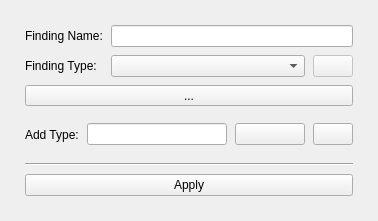
First picture: the form in Resources/UI/qSlicerLongPETCTFindingSettingsDialog.ui, repository paulcm/LongitudinalPETCT, before the edit.
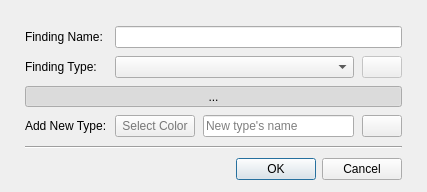
Second picture: the form after the edit. Icons and pictures are not drawn. Custom widgets are drawn as their Qt base class.

Commit message: ENH: dynamic size changing

The edit to the form file:
```diff
--- a/Resources/UI/qSlicerLongPETCTFindingSettingsDialog.ui
+++ b/Resources/UI/qSlicerLongPETCTFindingSettingsDialog.ui
@@ -6,8 +6,8 @@
    <rect>
     <x>0</x>
     <y>0</y>
-    <width>378</width>
-    <height>221</height>
+    <width>427</width>
+    <height>192</height>
    </rect>
   </property>
   <property name="sizePolicy">
@@ -23,47 +23,60 @@
    <property name="spacing">
     <number>8</number>
    </property>
-   <property name="margin">
+   <property name="leftMargin">
     <number>25</number>
    </property>
+   <property name="topMargin">
+    <number>25</number>
+   </property>
+   <property name="rightMargin">
+    <number>25</number>
+   </property>
+   <property name="bottomMargin">
+    <number>10</number>
+   </property>
    <item>
-    <layout class="QGridLayout" name="gridLayout" columnstretch="0,1,0">
-     <property name="horizontalSpacing">
+    <layout class="QGridLayout" name="gridLayout_2" columnstretch="0,1,2,0">
+     <property name="spacing">
       <number>8</number>
      </property>
      <item row="0" column="0">
       <widget class="QLabel" name="LabelName">
+       <property name="sizePolicy">
+        <sizepolicy hsizetype="Minimum" vsizetype="Preferred">
+         <horstretch>0</horstretch>
+         <verstretch>0</verstretch>
+        </sizepolicy>
+       </property>
        <property name="text">
         <string>Finding Name:</string>
        </property>
       </widget>
      </item>
+     <item row="0" column="1" colspan="3">
+      <widget class="QLineEdit" name="LineEditName"/>
+     </item>
      <item row="1" column="0">
       <widget class="QLabel" name="LabelType">
+       <property name="sizePolicy">
+        <sizepolicy hsizetype="Minimum" vsizetype="Preferred">
+         <horstretch>0</horstretch>
+         <verstretch>0</verstretch>
+        </sizepolicy>
+       </property>
        <property name="text">
         <string>Finding Type:</string>
        </property>
       </widget>
      </item>
-     <item row="0" column="1" colspan="2">
-      <widget class="QLineEdit" name="LineEditName"/>
-     </item>
-     <item row="1" column="2">
-      <widget class="QPushButton" name="ButtonRemove">
-       <property name="enabled">
-        <bool>false</bool>
-       </property>
-       <property name="text">
-        <string/>
-       </property>
-       <property name="icon">
-        <iconset resource="../qSlicerLongPETCTModule.qrc">
-         <normaloff>:/Icons/delete.png</normaloff>:/Icons/delete.png</iconset>
-       </property>
-      </widget>
-     </item>
-     <item row="1" column="1">
+     <item row="1" column="1" colspan="2">
       <widget class="QComboBox" name="ComboBoxType">
+       <property name="sizePolicy">
+        <sizepolicy hsizetype="Expanding" vsizetype="Fixed">
+         <horstretch>0</horstretch>
+         <verstretch>0</verstretch>
+        </sizepolicy>
+       </property>
        <property name="iconSize">
         <size>
          <width>24</width>
@@ -72,73 +85,91 @@
        </property>
       </widget>
      </item>
+     <item row="1" column="3">
+      <widget class="QPushButton" name="ButtonRemove">
+       <property name="enabled">
+        <bool>false</bool>
+       </property>
+       <property name="text">
+        <string/>
+       </property>
+       <property name="icon">
+        <iconset resource="../qSlicerLongPETCTModule.qrc">
+         <normaloff>:/Icons/delete.png</normaloff>:/Icons/delete.png</iconset>
+       </property>
+      </widget>
+     </item>
+     <item row="2" column="0" colspan="4">
+      <widget class="ctkExpandButton" name="ExpandButton">
+       <property name="sizePolicy">
+        <sizepolicy hsizetype="Expanding" vsizetype="Fixed">
+         <horstretch>0</horstretch>
+         <verstretch>0</verstretch>
+        </sizepolicy>
+       </property>
+       <property name="text">
+        <string>...</string>
+       </property>
+       <property name="checkable">
+        <bool>true</bool>
+       </property>
+       <property name="checked">
+        <bool>true</bool>
+       </property>
+      </widget>
+     </item>
+     <item row="3" column="3">
+      <widget class="QPushButton" name="ButtonAddType">
+       <property name="styleSheet">
+        <string notr="true"/>
+       </property>
+       <property name="text">
+        <string/>
+       </property>
+       <property name="icon">
+        <iconset resource="../qSlicerLongPETCTModule.qrc">
+         <normaloff>:/Icons/add.png</normaloff>:/Icons/add.png</iconset>
+       </property>
+      </widget>
+     </item>
+     <item row="3" column="0">
+      <widget class="QLabel" name="LabelAddType">
+       <property name="sizePolicy">
+        <sizepolicy hsizetype="Minimum" vsizetype="Preferred">
+         <horstretch>0</horstretch>
+         <verstretch>0</verstretch>
+        </sizepolicy>
+       </property>
+       <property name="styleSheet">
+        <string notr="true"/>
+       </property>
+       <property name="text">
+        <string>Add New Type:</string>
+       </property>
+      </widget>
+     </item>
+     <item row="3" column="1">
+      <widget class="QPushButton" name="ButtonColor">
+       <property name="styleSheet">
+        <string notr="true">color: #777</string>
+       </property>
+       <property name="text">
+        <string>Select Color</string>
+       </property>
+      </widget>
+     </item>
+     <item row="3" column="2">
+      <widget class="QLineEdit" name="LineEditTypeName">
+       <property name="text">
+        <string/>
+       </property>
+       <property name="placeholderText">
+        <string>New type's name</string>
+       </property>
+      </widget>
+     </item>
     </layout>
    </item>
-   <item>
-    <widget class="ctkExpandButton" name="ExpandButton">
-     <property name="sizePolicy">
-      <sizepolicy hsizetype="Expanding" vsizetype="Fixed">
-       <horstretch>0</horstretch>
-       <verstretch>0</verstretch>
-      </sizepolicy>
-     </property>
-     <property name="text">
-      <string>...</string>
-     </property>
-    </widget>
-   </item>
-   <item>
-    <widget class="QWidget" name="WidgetAddType" native="true">
-     <property name="styleSheet">
-      <string notr="true"/>
-     </property>
-     <layout class="QHBoxLayout" name="horizontalLayout_2" stretch="0,2,1,0">
-      <property name="spacing">
-       <number>8</number>
-      </property>
-      <property name="margin">
-       <number>0</number>
-      </property>
-      <item>
-       <widget class="QLabel" name="LabelAddType">
-        <property name="styleSheet">
-         <string notr="true"/>
-        </property>
-        <property name="text">
-         <string>Add Type:</string>
-        </property>
-       </widget>
-      </item>
-      <item>
-       <widget class="QLineEdit" name="LineEditNameAddType"/>
-      </item>
-      <item>
-       <widget class="QPushButton" name="ButtonColorAddType">
-        <property name="styleSheet">
-         <string notr="true"/>
-        </property>
-        <property name="text">
-         <string/>
-        </property>
-       </widget>
-      </item>
-      <item>
-       <widget class="QPushButton" name="ButtonAddType">
-        <property name="styleSheet">
-         <string notr="true"/>
-        </property>
-        <property name="text">
-         <string/>
-        </property>
-        <property name="icon">
-         <iconset resource="../qSlicerLongPETCTModule.qrc">
-          <normaloff>:/Icons/add.png</normaloff>:/Icons/add.png</iconset>
-        </property>
-       </widget>
-      </item>
-     </layout>
-    </widget>
-   </item>
    <item>
     <widget class="Line" name="line">
      <property name="orientation">
@@ -147,9 +178,9 @@
     </widget>
    </item>
    <item>
-    <widget class="QPushButton" name="ButtonApply">
-     <property name="text">
-      <string>Apply</string>
+    <widget class="QDialogButtonBox" name="ButtonBox">
+     <property name="standardButtons">
+      <set>QDialogButtonBox::Cancel|QDialogButtonBox::Ok</set>
      </property>
     </widget>
    </item>
```
Left out of the diff: 96 changed lines with no effect on the pictures.
